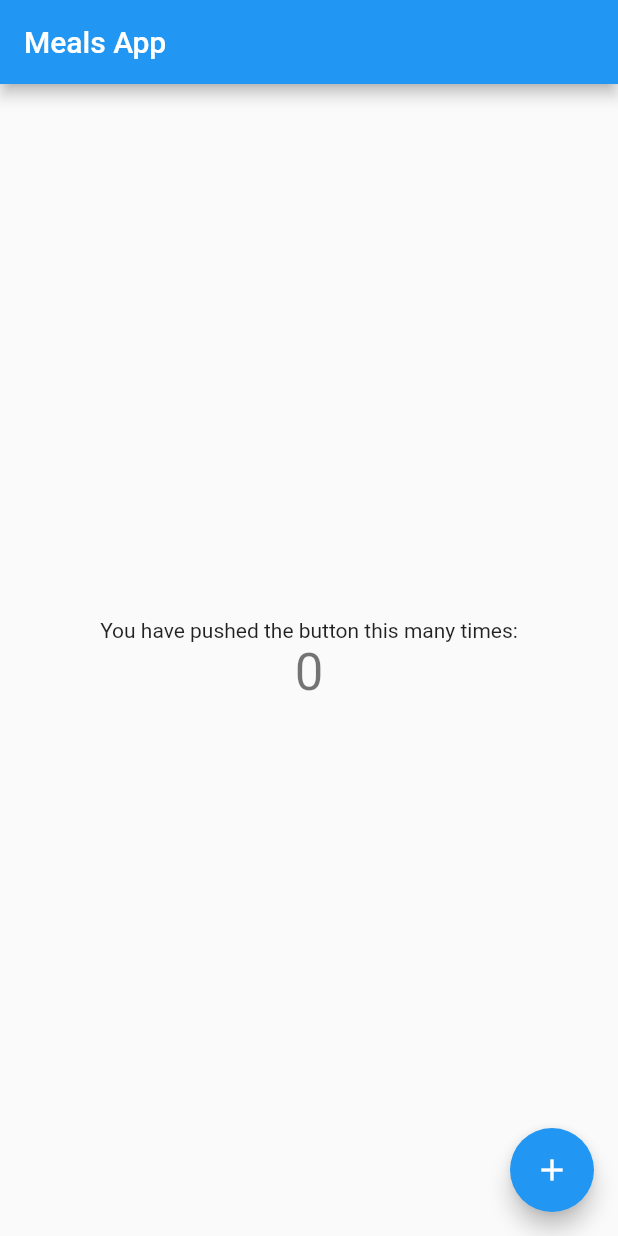
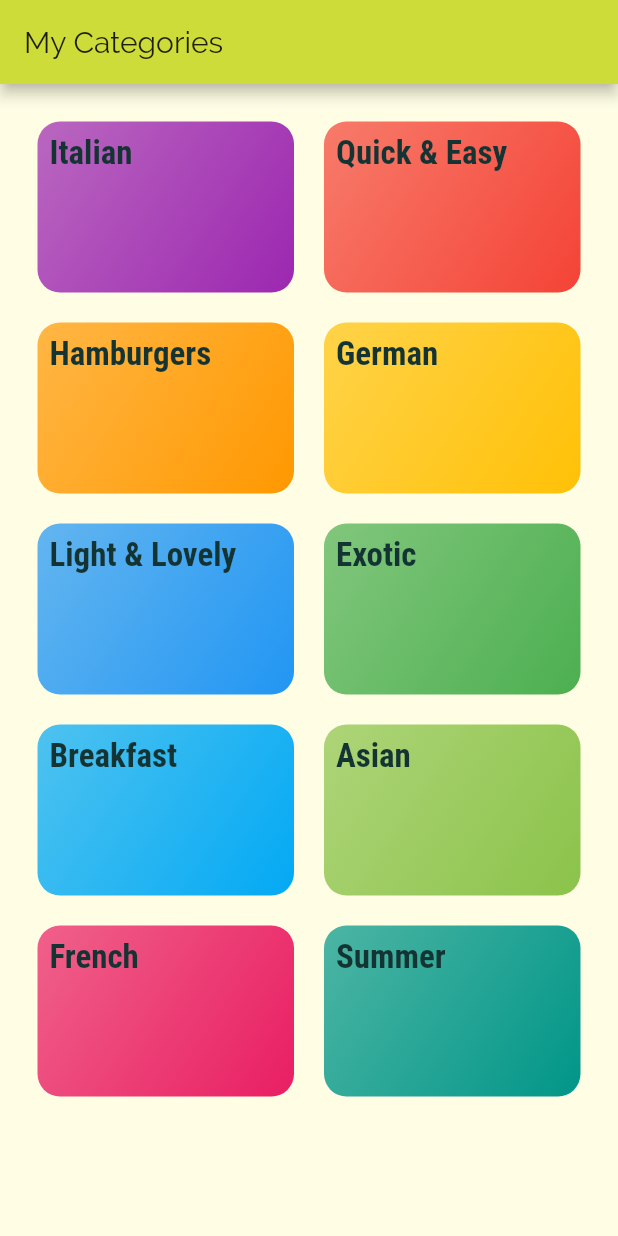
Before and after one commit to houdayec/sandbox-flutter, a Flutter app: the screen it shows after launch, on a phone screen of 412 x 824 dp. Run offline on Flutter 3.47's test engine with Material 2 defaults, Android fonts, the light colour scheme and no system bars; our stand-ins replace audioplayers, auto_size_text, bloc, dartz, equatable, firebase_auth and 4 more; missing offline and left inert: flutter_cupertino_date_picker, searchable_dropdown; accounts and stored records are empty; generated files the repository leaves out were written again.

Commit message:
Meals App - Stopped at step 162 - Grid, Categories, Named Push, Pages...

```diff
--- a/udemy_meals_app/lib/main.dart
+++ b/udemy_meals_app/lib/main.dart
@@ -1,4 +1,6 @@
 import 'package:flutter/material.dart';
+import 'package:udemy_meals_app/pages/pg_categories.dart';
+import 'package:udemy_meals_app/pages/pg_categories_details.dart';
 
 void main() => runApp(MyApp());
 
@@ -6,58 +8,31 @@ class MyApp extends StatelessWidget {
   @override
   Widget build(BuildContext context) {
     return MaterialApp(
+      debugShowCheckedModeBanner: false,
       title: 'Meals App',
       theme: ThemeData(
-        primarySwatch: Colors.blue,
-      ),
-      home: MyHomePage(title: 'Meals App'),
+          primarySwatch: Colors.lime,
+          accentColor: Colors.brown,
+          canvasColor: Color.fromRGBO(255, 254, 229, 1),
+          fontFamily: "Raleway",
+          textTheme: ThemeData.light().textTheme.copyWith(
+                body1: TextStyle(
+                  color: Color.fromRGBO(20, 51, 51, 1),
+                ),
+                body2: TextStyle(
+                  color: Color.fromRGBO(20, 51, 51, 1),
+                ),
+                title: TextStyle(
+                  color: Color.fromRGBO(20, 51, 51, 1),
+                  fontFamily: 'RobotoCondensed',
+                  fontSize: 22,
+                  fontWeight: FontWeight.bold,
+                ),
+              )),
+      home: CategoriesPage(),
+      routes: {
+        "/category-details": (ctx) => CategoryDetailsPage(),
+      },
     );
   }
 }
-
-class MyHomePage extends StatefulWidget {
-  MyHomePage({Key key, this.title}) : super(key: key);
-
-  final String title;
-
-  @override
-  _MyHomePageState createState() => _MyHomePageState();
-}
-
-class _MyHomePageState extends State<MyHomePage> {
-  int _counter = 0;
-
-  void _incrementCounter() {
-    setState(() {
-      _counter++;
-    });
-  }
-
-  @override
-  Widget build(BuildContext context) {
-    return Scaffold(
-      appBar: AppBar(
-        title: Text(widget.title),
-      ),
-      body: Center(
-        child: Column(
-          mainAxisAlignment: MainAxisAlignment.center,
-          children: <Widget>[
-            Text(
-              'You have pushed the button this many times:',
-            ),
-            Text(
-              '$_counter',
-              style: Theme.of(context).textTheme.display1,
-            ),
-          ],
-        ),
-      ),
-      floatingActionButton: FloatingActionButton(
-        onPressed: _incrementCounter,
-        tooltip: 'Increment',
-        child: Icon(Icons.add),
-      ),
-    );
-  }
-}
--- /dev/null
+++ b/udemy_meals_app/lib/models/categories.dart
@@ -0,0 +1,10 @@
+import 'package:flutter/material.dart';
+
+class Category {
+  final String id;
+  final String title;
+  final Color color;
+
+  const Category(
+      {@required this.id, @required this.title, @required this.color});
+}
--- /dev/null
+++ b/udemy_meals_app/lib/pages/pg_categories.dart
@@ -0,0 +1,28 @@
+import 'package:flutter/material.dart';
+import 'package:udemy_meals_app/widgets/w_category_item.dart';
+import '../repositories/rp_categories.dart';
+
+class CategoriesPage extends StatelessWidget {
+  @override
+  Widget build(BuildContext context) {
+    return Scaffold(
+      appBar: AppBar(
+        title: const Text("My Categories"),
+      ),
+      body: GridView(
+        padding: const EdgeInsets.all(25),
+        children: DUMMY_CATEGORIES
+            .map(
+              (cat) => CategoryItem(cat.id, cat.title, cat.color),
+            )
+            .toList(),
+        gridDelegate: SliverGridDelegateWithMaxCrossAxisExtent(
+          maxCrossAxisExtent: 200,
+          childAspectRatio: 3 / 2,
+          crossAxisSpacing: 20,
+          mainAxisSpacing: 20,
+        ),
+      ),
+    );
+  }
+}
--- /dev/null
+++ b/udemy_meals_app/lib/pages/pg_categories_details.dart
@@ -0,0 +1,18 @@
+import 'package:flutter/material.dart';
+
+class CategoryDetailsPage extends StatelessWidget {
+  @override
+  Widget build(BuildContext context) {
+    final routeArgs =
+        ModalRoute.of(context).settings.arguments as Map<String, String>;
+    final categoryTitle = routeArgs['title'];
+    return Container(
+      child: Scaffold(
+        appBar: AppBar(
+          title: Text("$categoryTitle"),
+        ),
+        body: Container(),
+      ),
+    );
+  }
+}
--- /dev/null
+++ b/udemy_meals_app/lib/repositories/rp_categories.dart
@@ -0,0 +1,55 @@
+import 'package:flutter/material.dart';
+import 'package:udemy_meals_app/models/categories.dart';
+
+const DUMMY_CATEGORIES = const [
+  Category(
+    id: 'c1',
+    title: 'Italian',
+    color: Colors.purple,
+  ),
+  Category(
+    id: 'c2',
+    title: 'Quick & Easy',
+    color: Colors.red,
+  ),
+  Category(
+    id: 'c3',
+    title: 'Hamburgers',
+    color: Colors.orange,
+  ),
+  Category(
+    id: 'c4',
+    title: 'German',
+    color: Colors.amber,
+  ),
+  Category(
+    id: 'c5',
+    title: 'Light & Lovely',
+    color: Colors.blue,
+  ),
+  Category(
+    id: 'c6',
+    title: 'Exotic',
+    color: Colors.green,
+  ),
+  Category(
+    id: 'c7',
+    title: 'Breakfast',
+    color: Colors.lightBlue,
+  ),
+  Category(
+    id: 'c8',
+    title: 'Asian',
+    color: Colors.lightGreen,
+  ),
+  Category(
+    id: 'c9',
+    title: 'French',
+    color: Colors.pink,
+  ),
+  Category(
+    id: 'c10',
+    title: 'Summer',
+    color: Colors.teal,
+  ),
+];
--- /dev/null
+++ b/udemy_meals_app/lib/widgets/w_category_item.dart
@@ -0,0 +1,40 @@
+import 'package:flutter/material.dart';
+
+class CategoryItem extends StatelessWidget {
+  final String id;
+  final String title;
+  final Color color;
+
+  CategoryItem(this.id, this.title, this.color);
+
+  void selectCategory(BuildContext ctx) {
+    Navigator.of(ctx).pushNamed("/category-details", arguments: {
+      "id": id,
+      "title": title,
+    });
+  }
+
+  @override
+  Widget build(BuildContext context) {
+    return InkWell(
+      onTap: () => selectCategory(context),
+      splashColor: Theme.of(context).primaryColor,
+      borderRadius: BorderRadius.circular(15),
+      child: Container(
+        padding: const EdgeInsets.all(8),
+        child: Text(
+          title,
+          style: Theme.of(context).textTheme.title,
+        ),
+        decoration: BoxDecoration(
+          gradient: LinearGradient(
+            colors: [color.withOpacity(0.7), color],
+            begin: Alignment.topLeft,
+            end: Alignment.bottomRight,
+          ),
+          borderRadius: BorderRadius.circular(15),
+        ),
+      ),
+    );
+  }
+}
```
Also changed, not shown: udemy_meals_app/pubspec.yaml (+18 -11 lines), udemy_meals_app/assets/fonts/Raleway-Black.ttf (added), udemy_meals_app/assets/fonts/Raleway-Bold.ttf (added), udemy_meals_app/assets/fonts/Raleway-Regular.ttf (added), udemy_meals_app/assets/fonts/RobotoCondensed-Bold.ttf (added), udemy_meals_app/assets/fonts/RobotoCondensed-Italic.ttf (added), udemy_meals_app/assets/fonts/RobotoCondensed-Light.ttf (added), udemy_meals_app/assets/fonts/RobotoCondensed-Regular.ttf (added).
